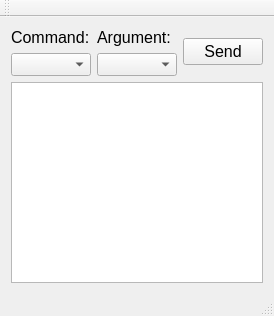
Old version of the form Client/mainwindow.ui in the repository Veala/Led.
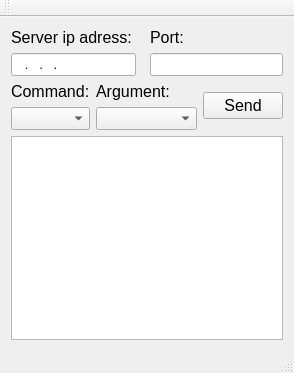
New version of the form.

Patch:
```diff
--- a/Client/mainwindow.ui
+++ b/Client/mainwindow.ui
@@ -6,8 +6,8 @@
    <rect>
     <x>0</x>
     <y>0</y>
-    <width>274</width>
-    <height>316</height>
+    <width>294</width>
+    <height>373</height>
    </rect>
   </property>
   <property name="sizePolicy">
@@ -21,7 +21,84 @@
   </property>
   <widget class="QWidget" name="centralWidget">
    <layout class="QGridLayout" name="gridLayout">
-    <item row="0" column="0">
+    <item row="0" column="0" colspan="2">
+     <layout class="QVBoxLayout" name="verticalLayout_3">
+      <item>
+       <widget class="QLabel" name="label_3">
+        <property name="font">
+         <font>
+          <pointsize>12</pointsize>
+         </font>
+        </property>
+        <property name="text">
+         <string>Server ip adress:</string>
+        </property>
+       </widget>
+      </item>
+      <item>
+       <widget class="QLineEdit" name="lineEdit">
+        <property name="sizePolicy">
+         <sizepolicy hsizetype="Fixed" vsizetype="Fixed">
+          <horstretch>0</horstretch>
+          <verstretch>0</verstretch>
+         </sizepolicy>
+        </property>
+        <property name="font">
+         <font>
+          <pointsize>10</pointsize>
+         </font>
+        </property>
+        <property name="inputMask">
+         <string>000.000.000.000</string>
+        </property>
+        <property name="text">
+         <string>...</string>
+        </property>
+       </widget>
+      </item>
+     </layout>
+    </item>
+    <item row="0" column="2" colspan="2">
+     <layout class="QVBoxLayout" name="verticalLayout_4">
+      <item>
+       <widget class="QLabel" name="label_4">
+        <property name="sizePolicy">
+         <sizepolicy hsizetype="Fixed" vsizetype="Preferred">
+          <horstretch>0</horstretch>
+          <verstretch>0</verstretch>
+         </sizepolicy>
+        </property>
+        <property name="font">
+         <font>
+          <pointsize>12</pointsize>
+         </font>
+        </property>
+        <property name="text">
+         <string>Port:</string>
+        </property>
+       </widget>
+      </item>
+      <item>
+       <widget class="QLineEdit" name="lineEdit_2">
+        <property name="sizePolicy">
+         <sizepolicy hsizetype="Minimum" vsizetype="Fixed">
+          <horstretch>0</horstretch>
+          <verstretch>0</verstretch>
+         </sizepolicy>
+        </property>
+        <property name="font">
+         <font>
+          <pointsize>10</pointsize>
+         </font>
+        </property>
+        <property name="inputMask">
+         <string>dddd</string>
+        </property>
+       </widget>
+      </item>
+     </layout>
+    </item>
+    <item row="1" column="0">
      <layout class="QVBoxLayout" name="verticalLayout">
       <item>
        <widget class="QLabel" name="label">
@@ -46,7 +123,7 @@
       </item>
      </layout>
     </item>
-    <item row="0" column="1">
+    <item row="1" column="1" colspan="2">
      <layout class="QVBoxLayout" name="verticalLayout_2">
       <item>
        <widget class="QLabel" name="label_2">
@@ -71,7 +148,7 @@
       </item>
      </layout>
     </item>
-    <item row="0" column="2">
+    <item row="1" column="3">
      <widget class="QPushButton" name="pushButton">
       <property name="font">
        <font>
@@ -83,7 +160,7 @@
       </property>
      </widget>
     </item>
-    <item row="1" column="0" colspan="3">
+    <item row="2" column="0" colspan="4">
      <widget class="QPlainTextEdit" name="plainTextEdit"/>
     </item>
    </layout>
```
Left out of the diff: 2 changed lines with no effect on the pictures.
